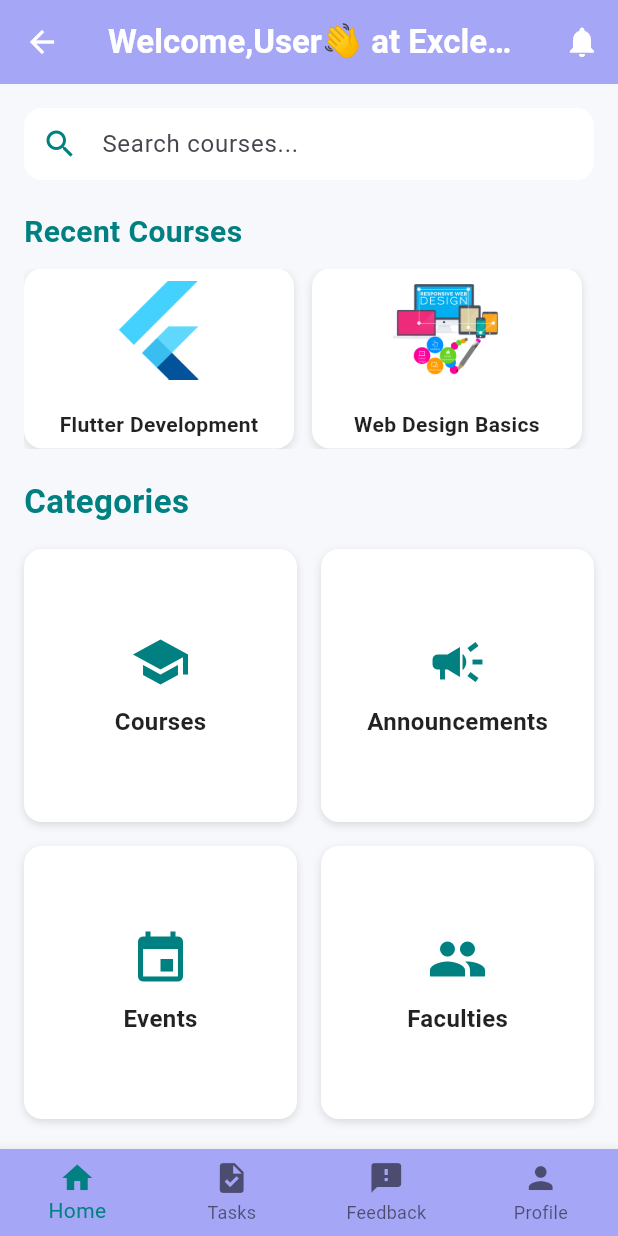
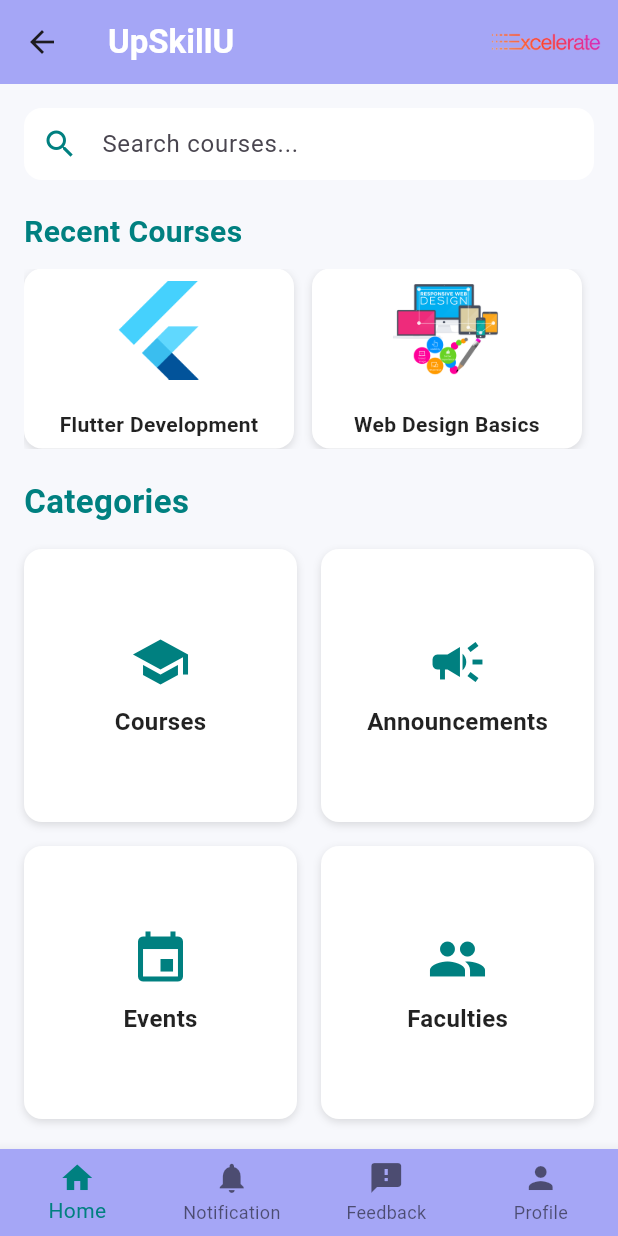
Before and after one commit to IsratJahanSamiha/UpSkillU, a Flutter app: the HomePage screen opened by its route, on a phone screen of 412 x 824 dp. Run offline on Flutter 3.47's test engine with Material 3 defaults, Android fonts, the phone set to English and light mode, and no system bars.

Commit message:
Change notification bar position, add execelerate logo in each page, polish each top bar

```diff
--- a/lib/home.dart
+++ b/lib/home.dart
@@ -36,8 +36,9 @@ class _HomePageState extends State<HomePage> {
       case 0:
         break;
       case 1:
-        ScaffoldMessenger.of(context).showSnackBar(
-          const SnackBar(content: Text('Tasks Page (Coming Soon)')),
+        Navigator.push(
+          context,
+          MaterialPageRoute(builder: (context) => NotificationPage()),
         );
         break;
 
@@ -65,25 +66,20 @@ class _HomePageState extends State<HomePage> {
       appBar: AppBar(
         backgroundColor: const Color(0xFFA5A6F6),
         elevation: 0,
-        leading: IconButton(
-          icon: const Icon(Icons.arrow_back, color: Colors.white),
-          onPressed: () {
-            Navigator.pop(context);
-          },
-        ),
         title: const Text(
-          'Welcome,User👋 at Exclerate',
+          'UpSkillU',
           style: TextStyle(fontWeight: FontWeight.bold, color: Colors.white),
         ),
         actions: [
           IconButton(
-            icon: const Icon(Icons.notifications, color: Colors.white),
             onPressed: () {
-              Navigator.push(
-                context,
-                MaterialPageRoute(builder: (context) => NotificationPage()),
-              );
+              print('Logo clicked!');
             },
+            icon: Image.asset(
+              'assets/eceleratelogo.png',
+              height: 80,
+              width: 80,
+            ),
           ),
         ],
       ),
@@ -290,7 +286,7 @@ class _HomePageState extends State<HomePage> {
         onTap: _onItemTapped,
         items: const [
           BottomNavigationBarItem(icon: Icon(Icons.home), label: 'Home'),
-          BottomNavigationBarItem(icon: Icon(Icons.task), label: 'Tasks'),
+          BottomNavigationBarItem(icon: Icon(Icons.notifications), label: 'Notification'),
           BottomNavigationBarItem(
             icon: Icon(Icons.feedback),
             label: 'Feedback',
```
Also changed, not shown: lib/course.dart (+8 -7 lines), lib/course_details.dart (+13 -9 lines), lib/feedback_page.dart (+9 -1 lines), lib/profile.dart (+20 -6 lines).
